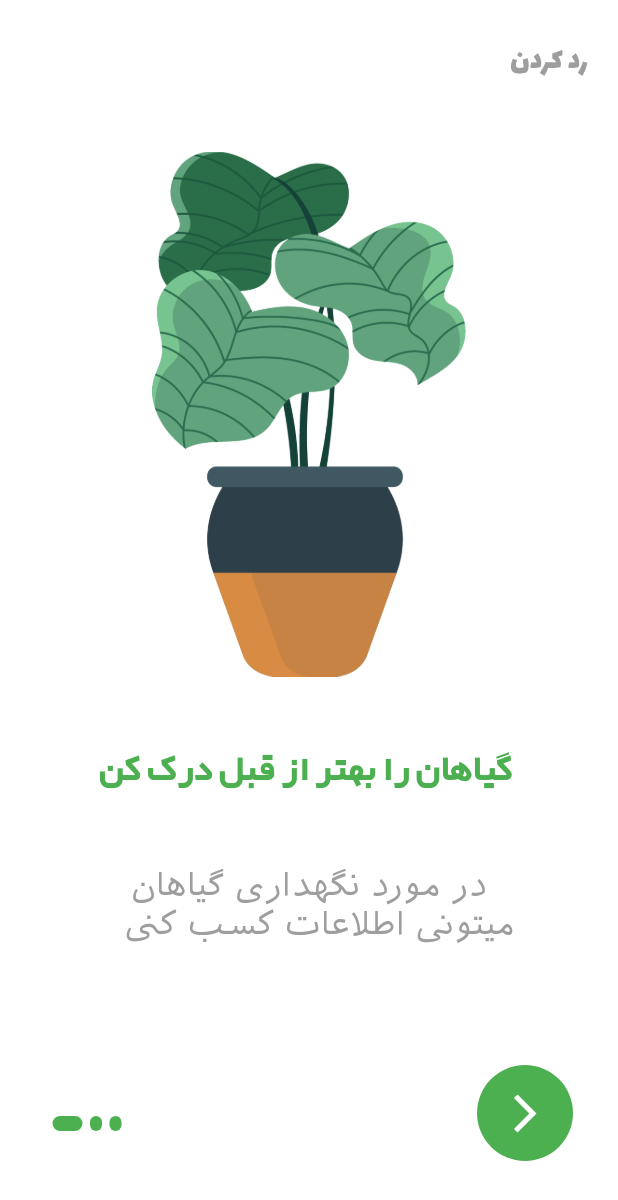
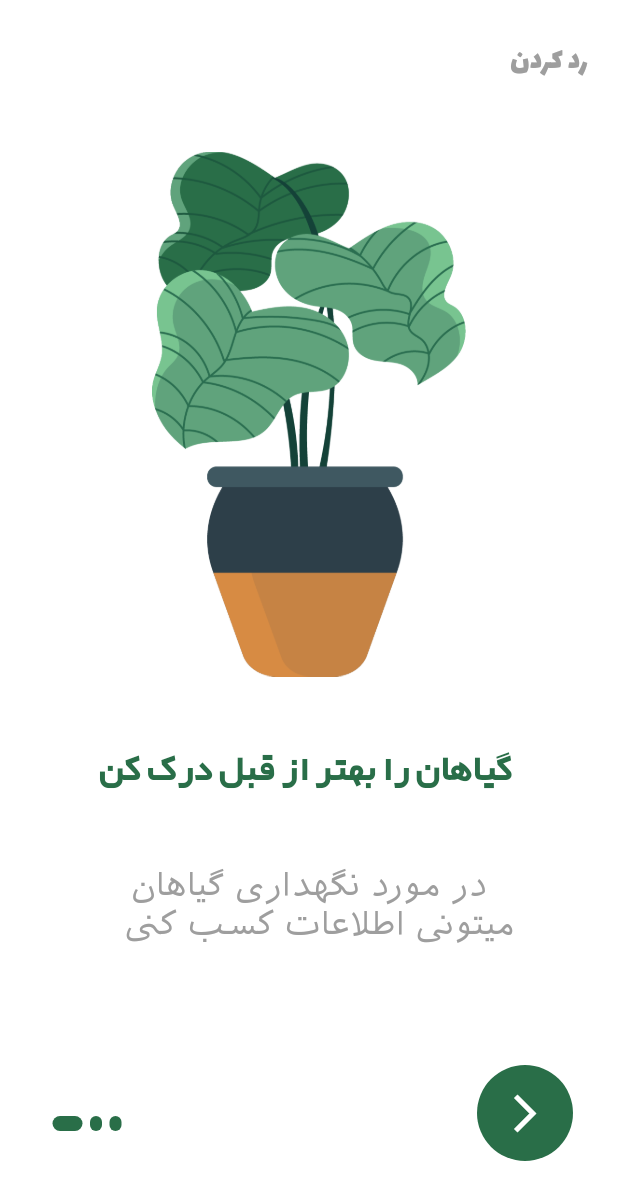
Before and after one commit to AriyaAhadyflutter/plant_app, a Flutter app: the screen it shows after launch, on a phone screen of 412 x 824 dp. Shown: the top 1200 px of the screen. Run offline on Flutter 3.47's test engine with Material 2 defaults, Android fonts, the light colour scheme and no system bars; Roboto replaces fonts that are missing (lalezar).

Commit message:
change colors

```diff
--- a/lib/const/constants.dart
+++ b/lib/const/constants.dart
@@ -2,8 +2,8 @@ import 'package:flutter/material.dart';
 
 class MyConstants {
   //colors
-  static Color primarycolor = Colors.green;
-  static Color blackcolor = Colors.green;
+  static Color primarycolor = Color(0xFF296E48);
+  static Color blackcolor = Colors.black;
 
   //strings
   static String title1 = 'گیاهان را بهتر از قبل درک کن ';
```
